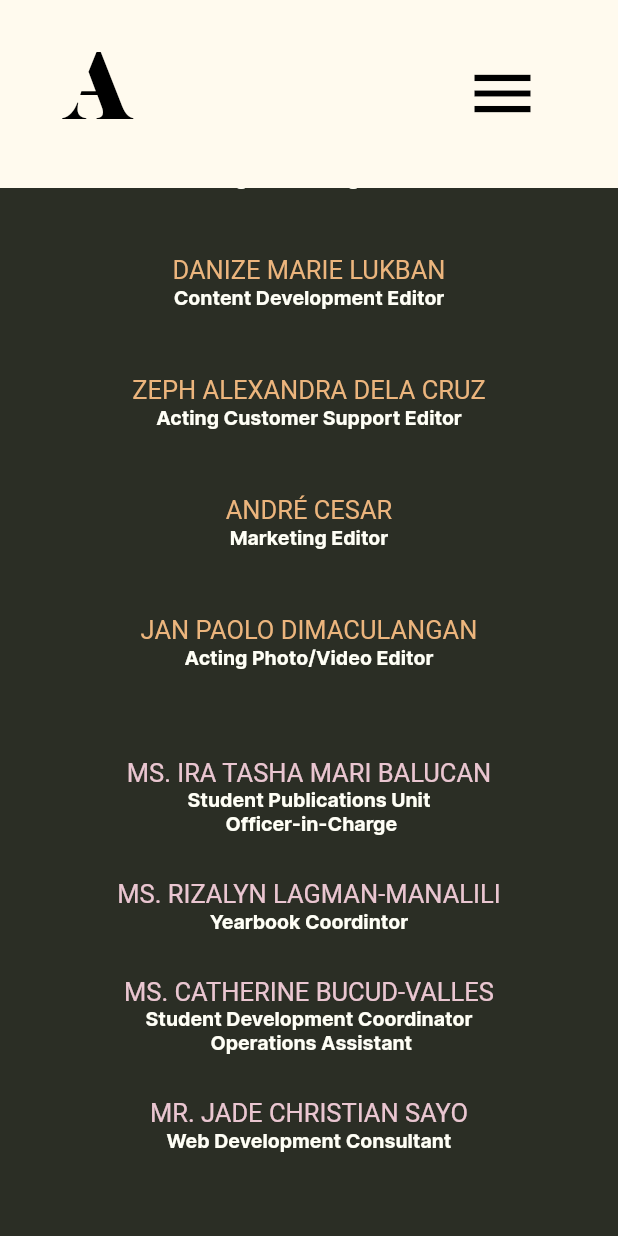
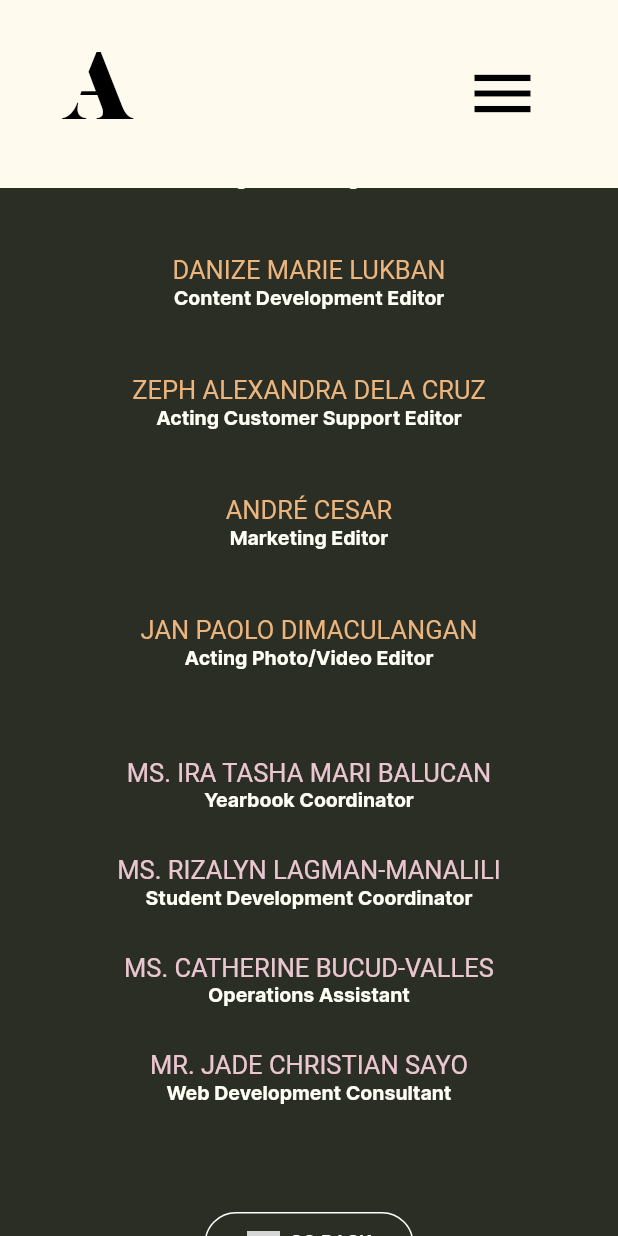
Before and after one commit to fidelledi/embark2021-adastra, a Flutter app: the EmbarkTeamStFul screen opened directly, scrolled down 576 dp, on a phone screen of 412 x 824 dp. Run offline on Flutter 3.47's test engine with Material 2 defaults, Android fonts, the phone set to English and light mode, and no system bars; our stand-ins replace flutter_svg; missing offline and left inert: dart:js; Roboto replaces fonts that are missing (Nova-Medium); grey boxes are pictures that could not be loaded.

Commit message:
Embark Team and Embark Editorial are updated as per the request of Web Editor

```diff
--- a/lib/mobile/editorial_team_mobile.dart
+++ b/lib/mobile/editorial_team_mobile.dart
@@ -713,7 +713,7 @@ class EditorialTeamMobile extends StatelessWidget {
                           ),
                         ),
                         TextSpan(
-                          text: 'Student Publications Unit\n Officer-in-Charge',
+                          text: 'Yearbook Coordinator',
                           style: TextStyle(
                             fontSize: 13,
                             fontFamily: 'Inter-Bold',
@@ -739,7 +739,7 @@ class EditorialTeamMobile extends StatelessWidget {
                           ),
                         ),
                         TextSpan(
-                          text: 'Yearbook Coordintor',
+                          text: 'Student Development Coordinator',
                           style: TextStyle(
                             fontSize: 13,
                             fontFamily: 'Inter-Bold',
@@ -765,8 +765,7 @@ class EditorialTeamMobile extends StatelessWidget {
                           ),
                         ),
                         TextSpan(
-                          text:
-                              'Student Development Coordinator\n Operations Assistant',
+                          text: 'Operations Assistant',
                           style: TextStyle(
                             fontSize: 13,
                             fontFamily: 'Inter-Bold',
--- a/lib/mobile/embark_team_mobile.dart
+++ b/lib/mobile/embark_team_mobile.dart
@@ -314,7 +314,7 @@ class EmbarkTeamMobile extends StatelessWidget {
                   ),
                 ),
                 TextSpan(
-                  text: 'Student Publications Unit\n Officer-in-Charge',
+                  text: 'Yearbook Coordinator',
                   style: TextStyle(
                     fontSize: 13,
                     fontFamily: 'Inter-Bold',
@@ -340,7 +340,7 @@ class EmbarkTeamMobile extends StatelessWidget {
                   ),
                 ),
                 TextSpan(
-                  text: 'Yearbook Coordintor',
+                  text: 'Student Development Coordinator',
                   style: TextStyle(
                     fontSize: 13,
                     fontFamily: 'Inter-Bold',
@@ -366,8 +366,7 @@ class EmbarkTeamMobile extends StatelessWidget {
                   ),
                 ),
                 TextSpan(
-                  text:
-                      'Student Development Coordinator\n Operations Assistant',
+                  text: 'Operations Assistant',
                   style: TextStyle(
                     fontSize: 13,
                     fontFamily: 'Inter-Bold',
```
